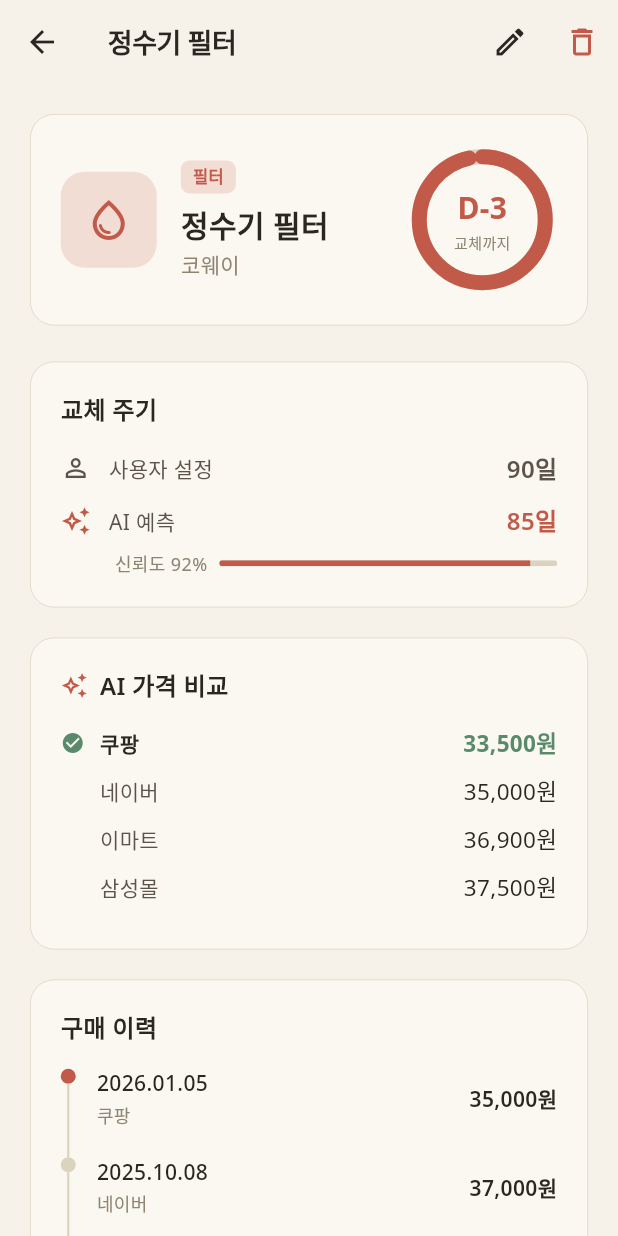
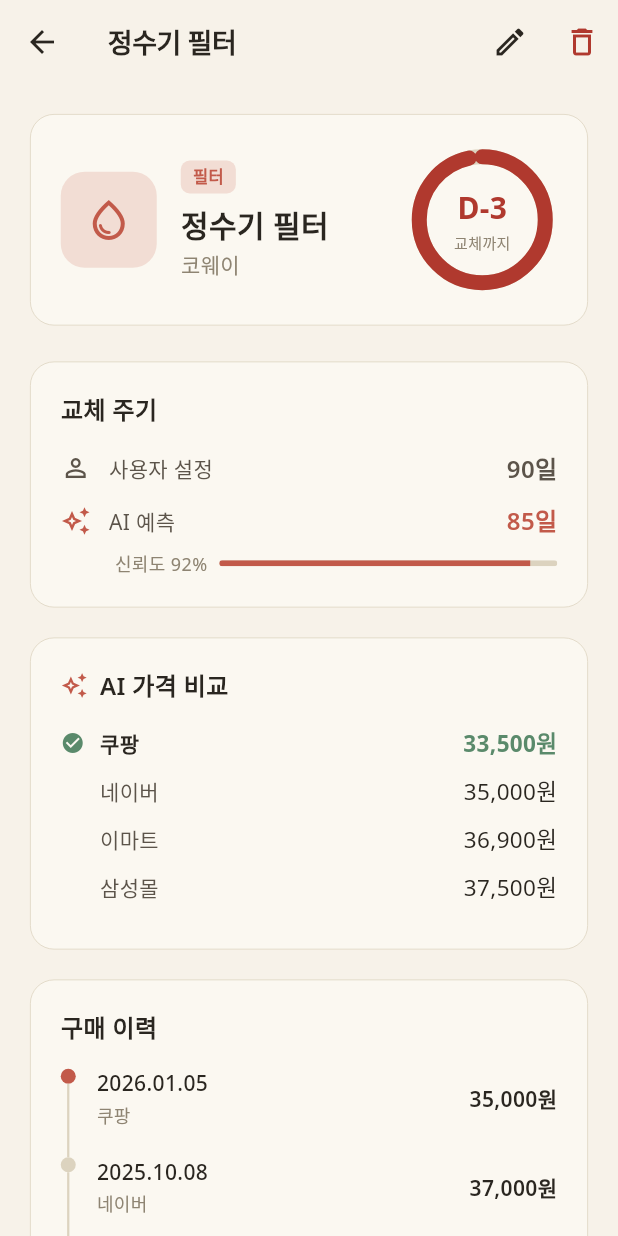
Before and after one commit to hwankr/buylog, a Flutter app: the ItemDetailScreen screen opened directly with sample values from the repository, on a phone screen of 412 x 824 dp. Run offline on Flutter 3.47's test engine with Material 3 defaults, Android fonts, the light colour scheme and no system bars; our stand-ins replace fl_chart, google_fonts, image_picker, supabase_flutter; accounts and stored records are empty.

Commit message:
theme: differentiate danger from primary to preserve D-day tier UI
코드 리뷰 CRITICAL/HIGH 반영. 디자인 핸드오프는 warm 팔레트에서 danger와
primary를 동일 값(#C25A4A)으로 정의하지만, Flutter 위젯
(dday_badge/countdown_ring/item_card)은 색 차이로 4-tier 긴급도를
구분한다. 동일 값으로 두면 "D-1"과 "D-13" 배지가 시각적으로 동일.

팀원 위젯 코드를 건드리지 않으면서 4-tier 시각 구분을 보존하기 위해
warm 계열 안에서 danger를 살짝 더 짙게:
- danger:      #C25A4A → #B0392E (deeper crimson terracotta)
- dangerLight: #F2DDD4 → #F6D5CD (slightly more saturated tint)

여전히 warm 팔레트 안에 있어 톤이 어긋나지 않으면서, ≤3일/≤14일 배지가
구분 가능하게 유지된다. 디자인의 contextual 차별화(pulsing dot, '가장
시급' 핀)는 후속 Task 4의 HomeHeroCard에서 별도 도입한다.

```diff
--- a/lib/theme/app_theme.dart
+++ b/lib/theme/app_theme.dart
@@ -34,8 +34,8 @@ class AppColors {
   static const successLight = Color(0xFFD8E5DA);
   static const warning = Color(0xFFB98430);
   static const warningLight = Color(0xFFF2E2C0);
-  static const danger = Color(0xFFC25A4A);
-  static const dangerLight = Color(0xFFF2DDD4);
+  static const danger = Color(0xFFB0392E);
+  static const dangerLight = Color(0xFFF6D5CD);
 }
 
 class AppTheme {
```
